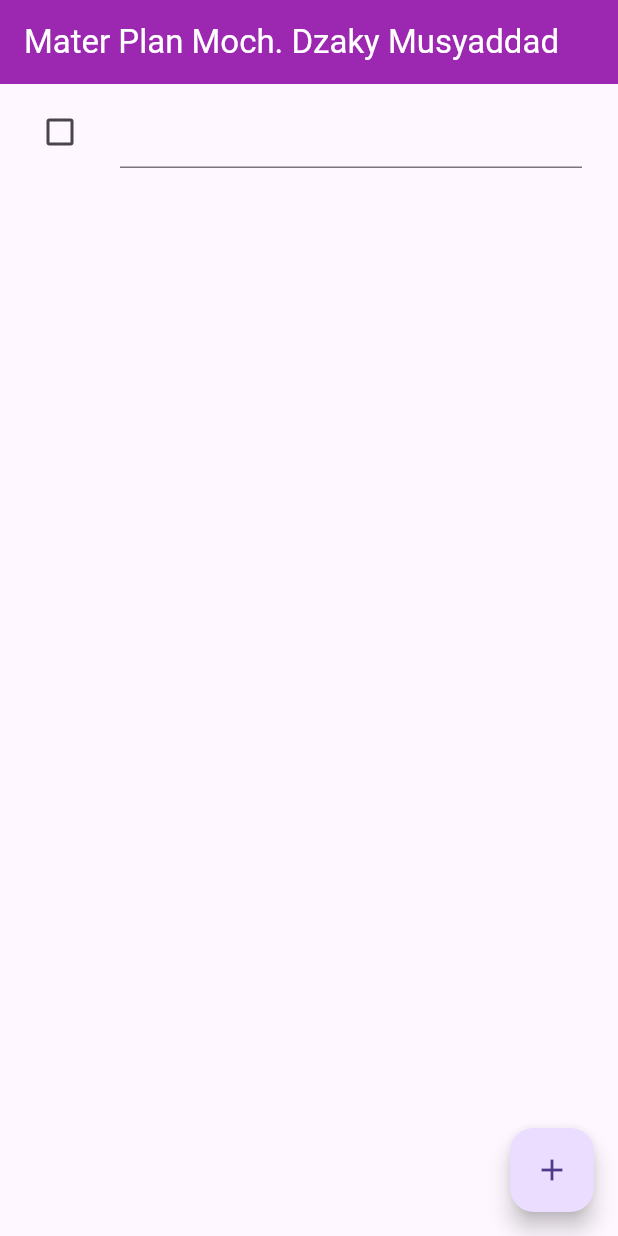
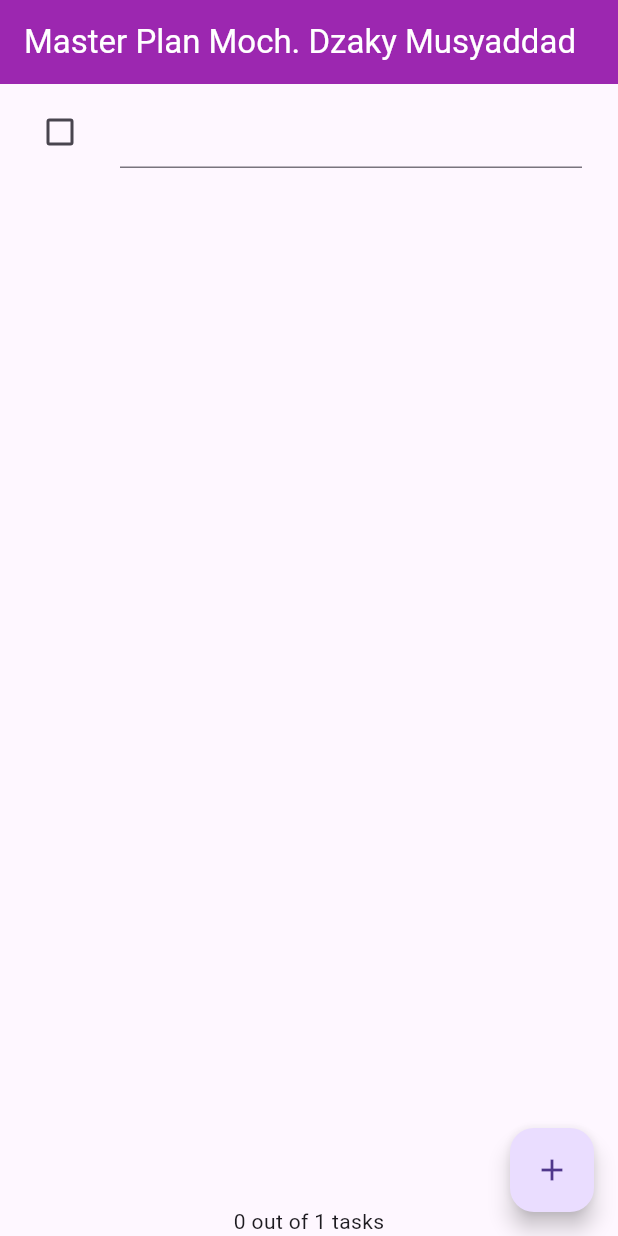
Before and after one commit to zkyy484/dasar_state_managemen, a Flutter app: the screen it shows after launch, after a tap on the "add" icon, on a phone screen of 412 x 824 dp. Run offline on Flutter 3.47's test engine with Material 3 defaults, Android fonts, the phone set to English and light mode, and no system bars.

Commit message:
push praktikum kedua

```diff
--- a/lib/main.dart
+++ b/lib/main.dart
@@ -1,4 +1,30 @@
+// import 'package:flutter/material.dart';
+// import 'package:prak_state/views/plan_screen.dart';
+
+// void main() => runApp(const MasterPlanApp());
+
+// class MasterPlanApp extends StatelessWidget {
+//   const MasterPlanApp({super.key});
+
+//   @override
+//   Widget build(BuildContext context) {
+//     return MaterialApp(
+//       theme: ThemeData(
+//         primarySwatch: Colors.purple,
+//         appBarTheme: const AppBarTheme(
+//           backgroundColor: Colors.purple,
+//           foregroundColor: Colors.white,
+//         ),
+//       ),
+//       home: const PlanScreen(),
+//       debugShowCheckedModeBanner: false,
+//     );
+//   }
+// }
+
 import 'package:flutter/material.dart';
+import 'package:prak_state/models/plan.dart';
+import 'package:prak_state/provider/plan_provider.dart';
 import 'package:prak_state/views/plan_screen.dart';
 
 void main() => runApp(const MasterPlanApp());
@@ -16,7 +42,10 @@
           foregroundColor: Colors.white,
         ),
       ),
-      home: const PlanScreen(),
+      home: PlanProvider(
+        notifier: ValueNotifier<Plan>(const Plan()),
+        child: const PlanScreen(),
+      ),
       debugShowCheckedModeBanner: false,
     );
   }
--- a/lib/models/plan.dart
+++ b/lib/models/plan.dart
@@ -1,6 +1,13 @@
 import 'package:prak_state/models/task.dart';
 
 class Plan {
+  int get completedCount => tasks
+  .where((task) => task.complete)
+  .length;
+
+  String get completenessMessage =>
+  '$completedCount out of ${tasks.length} tasks';
+
   final String name;
   final List<Task> tasks;
 
--- a/lib/views/plan_screen.dart
+++ b/lib/views/plan_screen.dart
@@ -1,6 +1,7 @@
 import 'package:flutter/material.dart';
 import 'package:prak_state/models/plan.dart';
 import 'package:prak_state/models/task.dart';
+import 'package:prak_state/provider/plan_provider.dart';
 
 class PlanScreen extends StatefulWidget {
   const PlanScreen({super.key});
@@ -28,61 +29,57 @@
     super.dispose();
   }
 
-  Widget _buildAddTaskButton() {
+  Widget _buildAddTaskButton(BuildContext context) {
+  ValueNotifier<Plan> planNotifier = PlanProvider.of(context);
   return FloatingActionButton(
     child: const Icon(Icons.add),
     onPressed: () {
-        setState(() {
-          plan = Plan(
-            name: plan.name,
-            tasks: List<Task>.from(plan.tasks)..add(Task()), // Menghapus const di sini juga
+      Plan currentPlan = planNotifier.value;
+      planNotifier.value = Plan(
+        name: currentPlan.name,
+        tasks: List<Task>.from(currentPlan.tasks)..add(const Task()),
       );
-        });
     },
   );
 }
 
-  Widget _buildList() {
+  Widget _buildList(Plan plan) {
    return ListView.builder(
      controller: scrollController,
-      keyboardDismissBehavior: Theme.of(context).platform == TargetPlatform.iOS
-          ? ScrollViewKeyboardDismissBehavior.onDrag
-          : ScrollViewKeyboardDismissBehavior.manual,
      itemCount: plan.tasks.length,
-      itemBuilder: (context, index) => _buildTaskTile(plan.tasks[index], index),
+     itemBuilder: (context, index) =>
+        _buildTaskTile(plan.tasks[index], index, context),
    );
 }
 
-  Widget _buildTaskTile(Task task, int index) {
+  Widget _buildTaskTile(Task task, int index, BuildContext context) {
+  ValueNotifier<Plan> planNotifier = PlanProvider.of(context);
   return ListTile(
     leading: Checkbox(
        value: task.complete,
        onChanged: (selected) {
-          setState(() {
-            plan = Plan(
-              name: plan.name,
-              tasks: List<Task>.from(plan.tasks)
+         Plan currentPlan = planNotifier.value;
+         planNotifier.value = Plan(
+           name: currentPlan.name,
+           tasks: List<Task>.from(currentPlan.tasks)
              ..[index] = Task(
                description: task.description,
                complete: selected ?? false,
              ),
          );
-          });
-        },
-      ),
+       }),
     title: TextFormField(
       initialValue: task.description,
       onChanged: (text) {
-          setState(() {
-            plan = Plan(
-              name: plan.name,
-              tasks: List<Task>.from(plan.tasks)
+        Plan currentPlan = planNotifier.value;
+        planNotifier.value = Plan(
+          name: currentPlan.name,
+          tasks: List<Task>.from(currentPlan.tasks)
             ..[index] = Task(
               description: text,
               complete: task.complete,
             ),
         );
-          });
       },
     ),
   );
@@ -91,11 +88,19 @@
   @override
 Widget build(BuildContext context) {
    return Scaffold(
-      appBar: AppBar(
-        title: const Text('Mater Plan Moch. Dzaky Musyaddad'),
+     appBar: AppBar(title: const Text('Master Plan Moch. Dzaky Musyaddad')),
+     body: ValueListenableBuilder<Plan>(
+       valueListenable: PlanProvider.of(context),
+       builder: (context, plan, child) {
+         return Column(
+           children: [
+             Expanded(child: _buildList(plan)),
+             SafeArea(child: Text(plan.completenessMessage))
+           ],
+         );
+       },
      ),
-      body: _buildList(),
-      floatingActionButton: _buildAddTaskButton(),
+     floatingActionButton: _buildAddTaskButton(context),
    );
 }
 }
```
Lines whose indentation alone changed are shown as unchanged.
